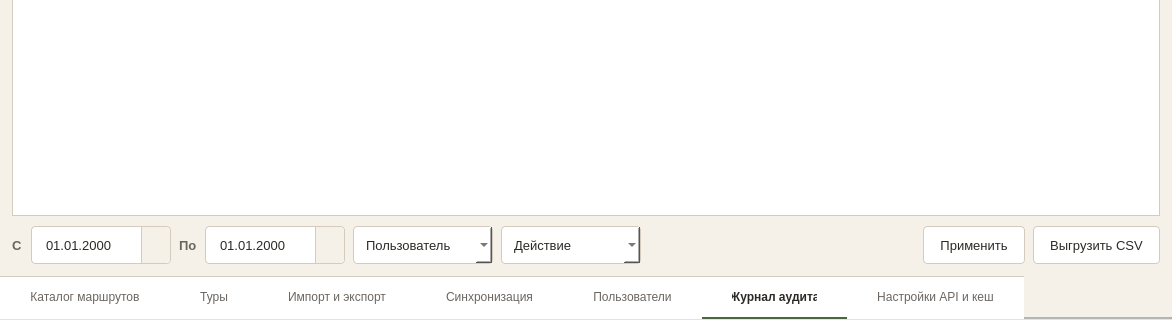
The window that ui/windows/audit_log_window.ui (nikolas-po/legends_parma) describes before a commit, drawn with Qt 5; both pictures show x 0 to 1172 and y 353 to 673 of the 1172 by 673 pixel window.
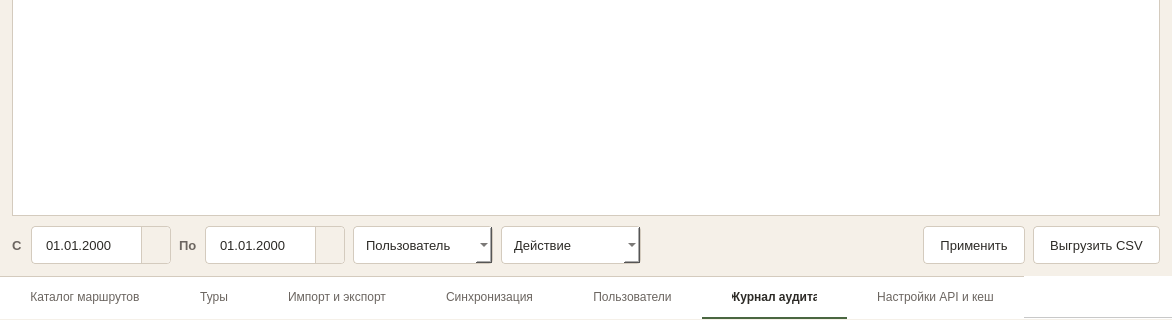
The same window after the commit. Icons and pictures are not drawn.

The edit to the form file:
```diff
--- a/ui/windows/audit_log_window.ui
+++ b/ui/windows/audit_log_window.ui
@@ -402,7 +402,7 @@
       <property name="currentIndex"><number>5</number></property>
       <property name="usesScrollButtons"><bool>false</bool></property>
       <property name="tabsClosable"><bool>false</bool></property>
-      <property name="drawBase" stdset="0"><bool>false</bool></property>
+      <property name="documentMode"><bool>true</bool></property>
       <widget class="QWidget" name="tab_8"><attribute name="title"><string>Каталог маршрутов</string></attribute></widget>
       <widget class="QWidget" name="tab_9"><attribute name="title"><string>Туры</string></attribute></widget>
       <widget class="QWidget" name="tab_10"><attribute name="title"><string>Импорт и экспорт</string></attribute></widget>
```
Left out of the diff: 2 changed lines with no effect on the pictures.
